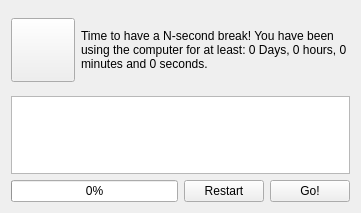
Above: src/mainwindow.ui from alex-lt-kong/breaq-reminder before the change. Below: the same form after it.
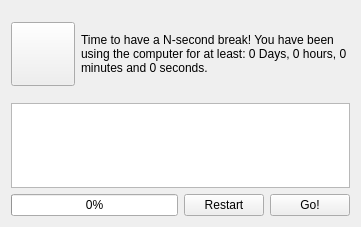
That is the form after the change. Icons and pictures are not drawn.

```diff
--- a/src/mainwindow.ui
+++ b/src/mainwindow.ui
@@ -7,7 +7,7 @@
     <x>0</x>
     <y>0</y>
     <width>361</width>
-    <height>213</height>
+    <height>227</height>
    </rect>
   </property>
   <property name="sizePolicy">
```
